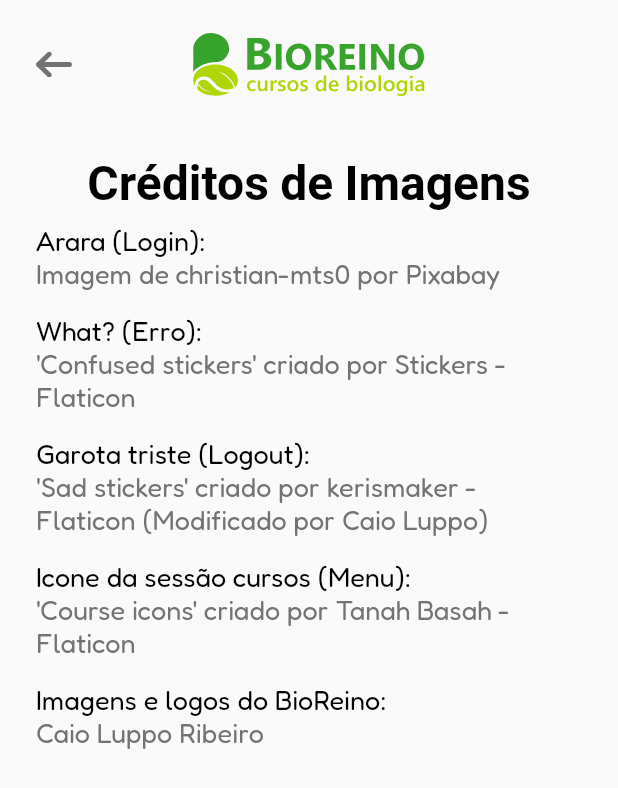
After one commit to CaioLuppo/BioReinoApp, a Flutter app: the CreditsScreen screen opened directly, on a phone screen of 412 x 824 dp. The commit adds this screen. Shown: the top 788 px of the screen. Run offline on Flutter 3.47's test engine with Material 2 defaults, Android fonts, the phone set to English and light mode, and no system bars; our stand-ins replace connectivity_plus, flutter_cache_manager, flutter_svg, google_fonts, internet_connection_checker, shared_preferences and 1 more; missing offline and left inert: bcrypt, mongo_dart; accounts and stored records are empty; Roboto replaces fonts that are missing (Catamaran).

Commit message:
feat: créditos e informações da conta

```diff
--- a/lib/controller/screens/screen_navigator/pages_enum.dart
+++ b/lib/controller/screens/screen_navigator/pages_enum.dart
@@ -1,6 +1,5 @@
 enum Pages {
   home,
   courses,
-  lessons,
   account,
 }
--- /dev/null
+++ b/lib/view/global_components/widgets/info_text.dart
@@ -0,0 +1,46 @@
+import 'package:bioreino_mobile/controller/util/theme_util.dart';
+import 'package:bioreino_mobile/view/themes/theme.dart';
+import 'package:flutter/material.dart';
+
+class InfoText extends StatelessWidget {
+  final String label;
+  final String value;
+  final TextTheme theme;
+  final bool wrap;
+  const InfoText(this.theme, this.label, this.value,
+      {this.wrap = false, super.key});
+
+  @override
+  Widget build(BuildContext context) {
+    return Padding(
+      padding: const EdgeInsets.symmetric(vertical: 8.0),
+      child: _buildBody(
+        wrap,
+        [
+          Text(
+            label,
+            style: theme.bodyLarge?.copyWith(
+              color: fromBrightnessColor(context, Colors.black, Colors.white),
+            ),
+          ),
+          Text(
+            value,
+            style: theme.bodyLarge?.copyWith(color: BRColors.greyText),
+          )
+        ],
+      ),
+    );
+  }
+
+  Widget _buildBody(bool wrap, List<Widget> children) {
+    return wrap
+        ? Wrap(
+            alignment: WrapAlignment.start,
+            children: children,
+          )
+        : Row(
+            mainAxisAlignment: MainAxisAlignment.spaceBetween,
+            children: children,
+          );
+  }
+}
--- /dev/null
+++ b/lib/view/screens/credits/credits_screen.dart
@@ -0,0 +1,78 @@
+import 'package:bioreino_mobile/controller/screens/route_handler.dart';
+import 'package:bioreino_mobile/controller/util/theme_util.dart';
+import 'package:bioreino_mobile/view/global_components/widgets/info_text.dart';
+import 'package:bioreino_mobile/view/screens/screen_navigator/screen_navigator.dart';
+import 'package:flutter/material.dart';
+
+class CreditsScreen extends StatelessWidget {
+  const CreditsScreen({super.key});
+
+  @override
+  Widget build(BuildContext context) {
+    final TextTheme theme = Theme.of(context).textTheme;
+    return Scaffold(
+      appBar: BRAppBar(
+        leading: BRBackButton(
+          () => changeScreen(
+            context,
+            const ScreenNavigator(),
+            leftToRight: true,
+          ),
+        ),
+      ),
+      body: Padding(
+        padding: const EdgeInsets.symmetric(
+          horizontal: 24,
+          vertical: 16,
+        ),
+        child: Column(
+          crossAxisAlignment: CrossAxisAlignment.start,
+          children: [
+            Center(
+              child: Text(
+                "Créditos de Imagens",
+                style: theme.headlineLarge?.copyWith(
+                    color: fromBrightnessColor(
+                      context,
+                      Colors.black,
+                      Colors.white,
+                    ),
+                    fontSize: 32),
+              ),
+            ),
+            InfoText(
+              theme,
+              "Arara (Login): ",
+              "Imagem de christian-mts0 por Pixabay",
+              wrap: true,
+            ),
+            InfoText(
+              theme,
+              "What? (Erro): ",
+              "'Confused stickers' criado por Stickers - Flaticon",
+              wrap: true,
+            ),
+            InfoText(
+              theme,
+              "Garota triste (Logout): ",
+              "'Sad stickers' criado por kerismaker - Flaticon (Modificado por Caio Luppo)",
+              wrap: true,
+            ),
+            InfoText(
+              theme,
+              "Icone da sessão cursos (Menu): ",
+              "'Course icons' criado por Tanah Basah - Flaticon",
+              wrap: true,
+            ),
+            InfoText(
+              theme,
+              "Imagens e logos do BioReino: ",
+              "Caio Luppo Ribeiro",
+              wrap: true,
+            ),
+          ],
+        ),
+      ),
+    );
+  }
+}
--- a/lib/view/screens/screen_navigator/components/app_bar.dart
+++ b/lib/view/screens/screen_navigator/components/app_bar.dart
@@ -1,10 +1,11 @@
 part of screen_navigator;
 
 class BRAppBar extends AppBar {
-  BRAppBar({required Widget leading, super.key})
+  BRAppBar({required Widget leading, bool scroolElevation = false, super.key})
       : super(
           toolbarHeight: 86,
           elevation: 0,
+          scrolledUnderElevation: scroolElevation ? 4 : 0,
           centerTitle: true,
           leading: leading,
           title: Padding(
--- a/lib/view/screens/screen_navigator/components/base_screen.dart
+++ b/lib/view/screens/screen_navigator/components/base_screen.dart
@@ -2,14 +2,16 @@ part of screen_navigator;
 
 class BasePage extends StatelessWidget {
   final UpdatableDrawer drawer;
+  final bool scrollElevation;
   final Widget body;
-  const BasePage(this.drawer, {required this.body, super.key});
+  const BasePage(this.drawer, {required this.body, this.scrollElevation = false,super.key});
 
   @override
   Widget build(BuildContext context) {
     return Scaffold(
       appBar: BRAppBar(
         leading: const HamburguerMenu(),
+        scroolElevation: scrollElevation,
       ),
       drawerEnableOpenDragGesture: false,
       drawer: Padding(
--- a/lib/view/screens/screen_navigator/components/drawer/components/exit_button.dart
+++ b/lib/view/screens/screen_navigator/components/drawer/components/exit_button.dart
@@ -5,9 +5,7 @@ class ExitButton extends StatelessWidget {
 
   @override
   Widget build(BuildContext context) {
-    return Align(
-      alignment: Alignment.bottomRight,
-      child: Padding(
+    return Padding(
       padding: const EdgeInsets.only(
         right: 8,
         bottom: 8,
@@ -33,7 +31,6 @@ class ExitButton extends StatelessWidget {
           ],
         ),
       ),
-      ),
     );
   }
 }
--- a/lib/view/screens/screen_navigator/pages/home/home_page.dart
+++ b/lib/view/screens/screen_navigator/pages/home/home_page.dart
@@ -48,6 +48,7 @@ class _HomePageState extends State<HomePage> {
   Widget build(BuildContext context) {
     return BasePage(
       widget.drawer,
+      scrollElevation: true,
       body: SingleChildScrollView(
         physics: const BouncingScrollPhysics(),
         scrollDirection: Axis.vertical,
--- a/lib/view/screens/screen_navigator/screen_navigator.dart
+++ b/lib/view/screens/screen_navigator/screen_navigator.dart
@@ -5,6 +5,7 @@ import 'package:bioreino_mobile/controller/screens/screen_navigator/pages_enum.d
 import 'package:bioreino_mobile/controller/screens/screen_navigator/updatable_drawer_mixin.dart';
 import 'package:bioreino_mobile/view/global_components/assets/brassets.dart';
 import 'package:bioreino_mobile/view/screens/screen_navigator/components/drawer/drawer.dart';
+import 'package:bioreino_mobile/view/screens/screen_navigator/pages/account/account_page.dart';
 import 'package:bioreino_mobile/view/screens/screen_navigator/pages/courses/courses_page.dart';
 import 'package:bioreino_mobile/view/screens/screen_navigator/pages/home/home_page.dart';
 import 'package:bioreino_mobile/view/themes/theme.dart';
@@ -38,7 +39,7 @@ class ScreenNavigatorState extends State<ScreenNavigator> with UpdatableDrawer {
     List<Widget> pagesList = [
       HomePage(this),
       CoursesPage(this, showBackButton: showBackButton),
-      const Text("ola mundo")
+      AccountPage(this),
     ];
     return pagesList[page.index];
   }
--- a/pubspec.yaml
+++ b/pubspec.yaml
@@ -19,6 +19,7 @@ dependencies:
   flutter_cache_manager: ^3.3.0
   bcrypt: ^1.1.3
   youtube_player_flutter: ^8.1.2
+  intl: ^0.18.1
 
 dev_dependencies:
   flutter_test:
```
Also changed, not shown: lib/view/screens/screen_navigator/components/drawer/drawer.dart (+30 -1 lines), lib/view/screens/screen_navigator/pages/account/account_page.dart (added, +52 -0 lines), pubspec.lock. Lines whose indentation alone changed are shown as unchanged.
